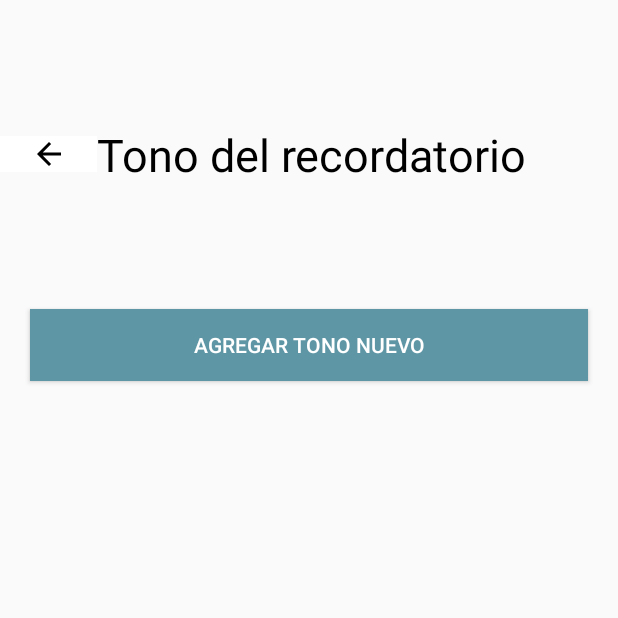
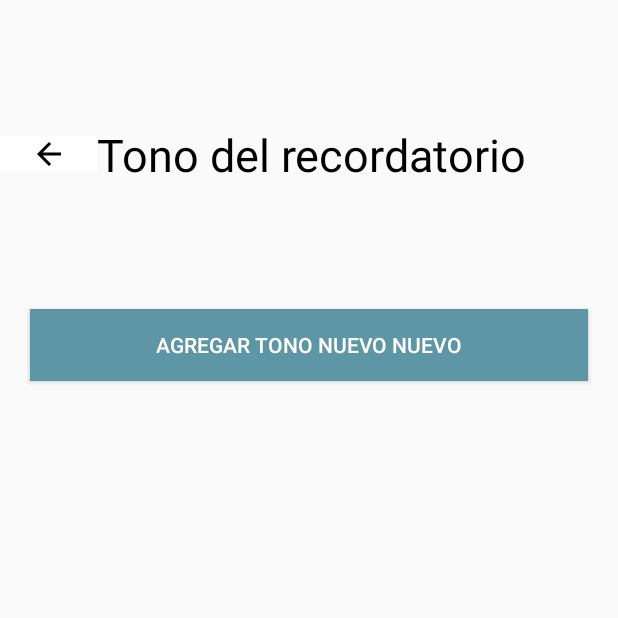
Before and after one commit to gabriel10987/RecordatorioMedico, an Android app: the SoundActivity screen opened directly, with no data from a screen before it, on a phone screen of 412 x 824 dp, the top half of it. Run offline under Robolectric (Android 15) with nearby library versions, the phone set to English and light mode, and no system bars.

Commit message:
Modificación de prueba

```diff
--- a/app/src/main/res/layout/activity_sound.xml
+++ b/app/src/main/res/layout/activity_sound.xml
@@ -37,7 +37,7 @@
         android:id="@+id/btn_add_tone"
         android:layout_width="match_parent"
         android:layout_height="wrap_content"
-        android:text="Agregar tono Nuevo"
+        android:text="Agregar tono Nuevo Nuevo"
         android:layout_marginHorizontal="20dp"
         android:layout_marginBottom="20dp"
         android:textColor="@color/white"
```
